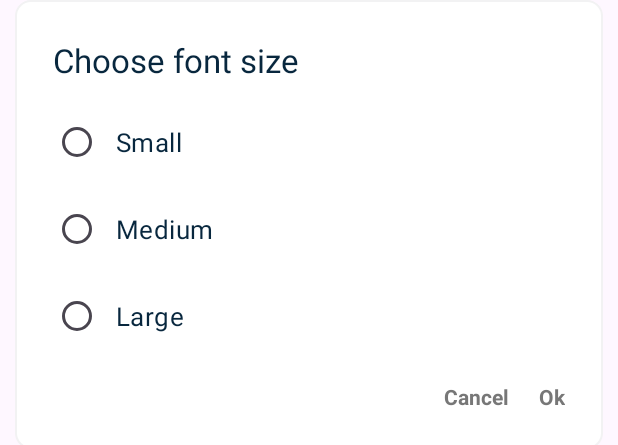
After one commit to prasanth9689/Contacts-Android, an Android app: the layout model_font_size_select.xml on its own in the app's theme, with its tools: preview values and no code run, on a phone screen of 412 x 824 dp. The commit adds this screen. Shown: the top 445 px of the screen. Run offline under Robolectric (Android 15) with nearby library versions, the phone set to English and light mode, and no system bars; Roboto replaces fonts that are not available here.

Commit message:
Updated font size and theme

```diff
--- a/app/src/main/java/com/skyblue/skybluecontacts/RoomContactsActivity.kt
+++ b/app/src/main/java/com/skyblue/skybluecontacts/RoomContactsActivity.kt
@@ -40,7 +40,7 @@ import com.skyblue.skybluecontacts.viewmodel.ContactsViewModel
 import kotlinx.coroutines.flow.collectLatest
 import kotlinx.coroutines.launch
 
-class RoomContactsActivity : AppCompatActivity() {
+class RoomContactsActivity : BaseActivity() {
     private lateinit var binding: ActivityRoomContactsBinding
     private val context = this
     val TAG = "RoomContacts_"
--- a/app/src/main/java/com/skyblue/skybluecontacts/activity/AddContactManuallyActivity.kt
+++ b/app/src/main/java/com/skyblue/skybluecontacts/activity/AddContactManuallyActivity.kt
@@ -2,9 +2,10 @@ package com.skyblue.skybluecontacts.activity
 
 import android.os.Bundle
 import androidx.appcompat.app.AppCompatActivity
+import com.skyblue.skybluecontacts.BaseActivity
 import com.skyblue.skybluecontacts.databinding.ActivityAddContactManuallyBinding
 
-class AddContactManuallyActivity : AppCompatActivity() {
+class AddContactManuallyActivity : BaseActivity() {
     private lateinit var binding: ActivityAddContactManuallyBinding
     private val context = this
     val TAG = "AddContactManually_"
--- a/app/src/main/java/com/skyblue/skybluecontacts/activity/AddContactsDeviceActivity.kt
+++ b/app/src/main/java/com/skyblue/skybluecontacts/activity/AddContactsDeviceActivity.kt
@@ -21,6 +21,7 @@ import androidx.core.app.ActivityCompat
 import androidx.core.content.ContextCompat
 import androidx.recyclerview.widget.LinearLayoutManager
 import com.skyblue.mya.SessionHandler
+import com.skyblue.skybluecontacts.BaseActivity
 import com.skyblue.skybluecontacts.R
 import com.skyblue.skybluecontacts.adapter.ContactsSelectionAdapter
 import com.skyblue.skybluecontacts.databinding.ActivityAddContactsDeviceBinding
@@ -36,7 +37,7 @@ import retrofit2.Call
 import retrofit2.Callback
 import retrofit2.Response
 
-class AddContactsDeviceActivity : AppCompatActivity() {
+class AddContactsDeviceActivity : BaseActivity() {
     private lateinit var binding: ActivityAddContactsDeviceBinding
     private val viewModel: ContactsSelViewModel by viewModels()
     private lateinit var adapter: ContactsSelectionAdapter
--- a/app/src/main/java/com/skyblue/skybluecontacts/activity/CloudContactsActivity.kt
+++ b/app/src/main/java/com/skyblue/skybluecontacts/activity/CloudContactsActivity.kt
@@ -11,6 +11,7 @@ import androidx.appcompat.widget.SearchView
 import androidx.recyclerview.widget.LinearLayoutManager
 import com.google.android.material.bottomsheet.BottomSheetDialog
 import com.skyblue.mya.SessionHandler
+import com.skyblue.skybluecontacts.BaseActivity
 import com.skyblue.skybluecontacts.adapter.ContactAdapter
 import com.skyblue.skybluecontacts.databinding.ActivityCloudContactsBinding
 import com.skyblue.skybluecontacts.databinding.BottomSheetAddContactBinding
@@ -21,7 +22,7 @@ import okhttp3.MediaType.Companion.toMediaType
 import okhttp3.RequestBody.Companion.toRequestBody
 import org.json.JSONObject
 
-class CloudContactsActivity : AppCompatActivity() {
+class CloudContactsActivity : BaseActivity() {
     private lateinit var binding: ActivityCloudContactsBinding
     private val context = this
     val TAG = "CloudContacts_"
--- a/app/src/main/java/com/skyblue/skybluecontacts/activity/DialPadActivity.kt
+++ b/app/src/main/java/com/skyblue/skybluecontacts/activity/DialPadActivity.kt
@@ -12,11 +12,12 @@ import android.view.View
 import androidx.appcompat.app.AppCompatActivity
 import androidx.core.app.ActivityCompat
 import androidx.core.content.ContextCompat
+import com.skyblue.skybluecontacts.BaseActivity
 import com.skyblue.skybluecontacts.R
 import com.skyblue.skybluecontacts.databinding.ActivityDialPadBinding
 import com.skyblue.skybluecontacts.showMessage
 
-class DialPadActivity : AppCompatActivity() {
+class DialPadActivity : BaseActivity() {
     private lateinit var binding: ActivityDialPadBinding
     val context = this
     private var currentNumber = ""
--- a/app/src/main/java/com/skyblue/skybluecontacts/activity/ImportContactsCsvActivity.kt
+++ b/app/src/main/java/com/skyblue/skybluecontacts/activity/ImportContactsCsvActivity.kt
@@ -2,9 +2,10 @@ package com.skyblue.skybluecontacts.activity
 
 import android.os.Bundle
 import androidx.appcompat.app.AppCompatActivity
+import com.skyblue.skybluecontacts.BaseActivity
 import com.skyblue.skybluecontacts.databinding.ActivityImportContactsCsvBinding
 
-class ImportContactsCsvActivity : AppCompatActivity() {
+class ImportContactsCsvActivity : BaseActivity() {
     private lateinit var binding: ActivityImportContactsCsvBinding
     private val context = this
     val TAG = "ImportContactsCsv_"
--- a/app/src/main/java/com/skyblue/skybluecontacts/activity/ImportContactsVcfActivity.kt
+++ b/app/src/main/java/com/skyblue/skybluecontacts/activity/ImportContactsVcfActivity.kt
@@ -2,9 +2,10 @@ package com.skyblue.skybluecontacts.activity
 
 import android.os.Bundle
 import androidx.appcompat.app.AppCompatActivity
+import com.skyblue.skybluecontacts.BaseActivity
 import com.skyblue.skybluecontacts.databinding.ActivityImportContactsVcfBinding
 
-class ImportContactsVcfActivity : AppCompatActivity() {
+class ImportContactsVcfActivity : BaseActivity() {
     private lateinit var binding: ActivityImportContactsVcfBinding
     private val context = this
     val TAG = "ImportContactsVcf_"
--- a/app/src/main/java/com/skyblue/skybluecontacts/activity/LoginActivity.kt
+++ b/app/src/main/java/com/skyblue/skybluecontacts/activity/LoginActivity.kt
@@ -24,6 +24,7 @@ import com.google.firebase.auth.GoogleAuthProvider
 import com.google.firebase.auth.auth
 import com.skyblue.mya.SessionHandler
 import com.skyblue.skybluecontacts.AppConstants.SHARED_PREF
+import com.skyblue.skybluecontacts.BaseActivity
 import com.skyblue.skybluecontacts.R
 import com.skyblue.skybluecontacts.RoomContactsActivity
 import com.skyblue.skybluecontacts.databinding.ActivityLoginBinding
@@ -41,7 +42,7 @@ import java.text.SimpleDateFormat
 import java.util.Date
 import java.util.Locale
 
-class LoginActivity : AppCompatActivity() {
+class LoginActivity : BaseActivity() {
     private lateinit var binding: ActivityLoginBinding
     private var context: Context = this@LoginActivity
     private val TAG = "GoogleSignIn_"
--- a/app/src/main/java/com/skyblue/skybluecontacts/activity/MainActivity.kt
+++ b/app/src/main/java/com/skyblue/skybluecontacts/activity/MainActivity.kt
@@ -2,9 +2,10 @@ package com.skyblue.skybluecontacts.activity
 
 import android.os.Bundle
 import androidx.appcompat.app.AppCompatActivity
+import com.skyblue.skybluecontacts.BaseActivity
 import com.skyblue.skybluecontacts.databinding.ActivityMainBinding
 
-class MainActivity : AppCompatActivity() {
+class MainActivity : BaseActivity() {
     private lateinit var binding: ActivityMainBinding
     private val context = this
 
--- a/app/src/main/java/com/skyblue/skybluecontacts/activity/settings/SettingsActivity.kt
+++ b/app/src/main/java/com/skyblue/skybluecontacts/activity/settings/SettingsActivity.kt
@@ -2,10 +2,10 @@ package com.skyblue.skybluecontacts.activity.settings
 
 import android.content.Intent
 import android.os.Bundle
-import androidx.appcompat.app.AppCompatActivity
+import com.skyblue.skybluecontacts.BaseActivity
 import com.skyblue.skybluecontacts.databinding.ActivitySettingsBinding
 
-class SettingsActivity : AppCompatActivity() {
+class SettingsActivity : BaseActivity() {
     private lateinit var binding: ActivitySettingsBinding
     private val context = this
 
--- a/app/src/main/res/layout/activity_display_settings.xml
+++ b/app/src/main/res/layout/activity_display_settings.xml
@@ -108,6 +108,7 @@
         </LinearLayout>
 
         <LinearLayout
+            android:id="@+id/fontSize"
             android:layout_width="match_parent"
             android:layout_height="60dp"
             android:clickable="true"
@@ -148,6 +149,7 @@
                     android:textSize="16sp" />
 
                 <TextView
+                    android:id="@+id/fontSizeText"
                     android:layout_width="match_parent"
                     android:layout_height="wrap_content"
                     android:layout_marginStart="12dp"
--- /dev/null
+++ b/app/src/main/res/layout/model_font_size_select.xml
@@ -0,0 +1,104 @@
+<?xml version="1.0" encoding="utf-8"?>
+<RelativeLayout xmlns:android="http://schemas.android.com/apk/res/android"
+    android:layout_width="match_parent"
+    android:layout_height="wrap_content"
+    android:layout_marginStart="10dp"
+    android:layout_marginEnd="10dp"
+    android:background="@drawable/ic_card_background_color">
+
+    <LinearLayout
+        android:layout_width="match_parent"
+        android:layout_height="wrap_content"
+        android:orientation="vertical"
+        android:layout_margin="10dp"
+        android:padding="15dp">
+
+        <TextView
+            android:layout_width="wrap_content"
+            android:layout_height="wrap_content"
+            android:text="@string/choose_font_size"
+            android:textColor="@color/textColor"
+            android:fontFamily="sans-serif"
+            android:textSize="22sp"/>
+
+        <RelativeLayout
+            android:id="@+id/small"
+            android:layout_width="match_parent"
+            android:layout_height="wrap_content"
+            android:layout_marginTop="16dp">
+
+            <RadioButton
+                android:id="@+id/small_def_radio_btn"
+                android:layout_width="wrap_content"
+                android:layout_height="wrap_content"
+                android:text="@string/small"
+                android:paddingStart="10dp"
+                android:fontFamily="sans-serif"
+                android:textSize="17sp"
+                android:textColor="@color/textColor"/>
+        </RelativeLayout>
+
+        <RelativeLayout
+            android:id="@+id/medium"
+            android:layout_width="match_parent"
+            android:layout_height="wrap_content"
+            android:layout_marginTop="10sp">
+
+            <RadioButton
+                android:id="@+id/medium_radio_btn"
+                android:layout_width="wrap_content"
+                android:layout_height="wrap_content"
+                android:text="@string/medium"
+                android:paddingStart="10dp"
+                android:fontFamily="sans-serif"
+                android:textSize="17sp"
+                android:textColor="@color/textColor"/>
+        </RelativeLayout>
+
+        <RelativeLayout
+            android:id="@+id/large"
+            android:layout_width="match_parent"
+            android:layout_height="wrap_content"
+            android:layout_marginTop="10sp">
+
+            <RadioButton
+                android:id="@+id/large_radio_btn"
+                android:layout_width="wrap_content"
+                android:layout_height="wrap_content"
+                android:text="@string/large"
+                android:paddingStart="10dp"
+                android:fontFamily="sans-serif"
+                android:textSize="17sp"
+                android:textColor="@color/textColor"/>
+        </RelativeLayout>
+
+        <LinearLayout
+            android:layout_width="wrap_content"
+            android:layout_height="wrap_content"
+            android:orientation="horizontal"
+            android:layout_marginTop="20dp"
+            android:layout_gravity="end">
+
+            <TextView
+                android:id="@+id/cancel"
+                android:layout_width="wrap_content"
+                android:layout_height="wrap_content"
+                android:text="@string/cancel"
+                android:textStyle="bold"
+                android:fontFamily="sans-serif"
+                android:textColor="@color/textLightColor"/>
+
+            <TextView
+                android:id="@+id/ok"
+                android:layout_width="wrap_content"
+                android:layout_height="wrap_content"
+                android:layout_marginStart="20dp"
+                android:fontFamily="sans-serif"
+                android:textStyle="bold"
+                android:textColor="@color/textLightColor"
+                android:text="@string/ok"/>
+
+        </LinearLayout>
+
+    </LinearLayout>
+</RelativeLayout>
--- a/app/src/main/res/values/strings.xml
+++ b/app/src/main/res/values/strings.xml
@@ -81,4 +81,7 @@
     <string name="dark">Dark</string>
     <string name="cancel">Cancel</string>
     <string name="ok">Ok</string>
+    <string name="choose_font_size">Choose font size</string>
+    <string name="small">Small</string>
+    <string name="large">Large</string>
 </resources>
```
Also changed, not shown: app/src/main/java/com/skyblue/skybluecontacts/BaseActivity.kt (added, +17 -0 lines), app/src/main/java/com/skyblue/skybluecontacts/PreferenceHelper.kt (added, +19 -0 lines), app/src/main/java/com/skyblue/skybluecontacts/activity/settings/DisplaySettingsActivity.kt (+145 -2 lines).
